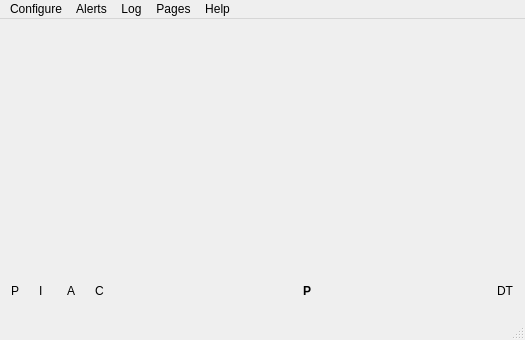
bilenadam/aqtlow, file aQtLow/mainwindow.ui: the form before one commit.
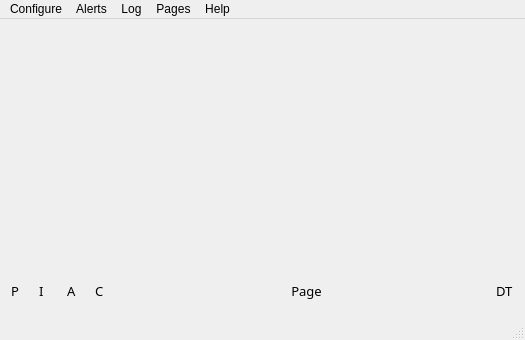
The form after the commit. Icons and pictures are not drawn. Custom widgets are drawn as their Qt base class.

Commit message: Cleanup of Arduino Grip Test program and the page for it.

The edit to the form file:
```diff
--- a/aQtLow/mainwindow.ui
+++ b/aQtLow/mainwindow.ui
@@ -10,6 +10,12 @@
     <height>340</height>
    </rect>
   </property>
+  <property name="sizePolicy">
+   <sizepolicy hsizetype="Expanding" vsizetype="Expanding">
+    <horstretch>0</horstretch>
+    <verstretch>0</verstretch>
+   </sizepolicy>
+  </property>
   <property name="contextMenuPolicy">
    <enum>Qt::DefaultContextMenu</enum>
   </property>
@@ -55,7 +61,7 @@
     <item row="10" column="0">
      <widget class="QWidget" name="SBWidget" native="true">
       <property name="sizePolicy">
-       <sizepolicy hsizetype="Expanding" vsizetype="Preferred">
+       <sizepolicy hsizetype="Preferred" vsizetype="Preferred">
         <horstretch>1</horstretch>
         <verstretch>0</verstretch>
        </sizepolicy>
@@ -66,6 +72,18 @@
         <height>25</height>
        </size>
       </property>
+      <property name="font">
+       <font>
+        <family>Sans Serif</family>
+        <pointsize>10</pointsize>
+        <weight>50</weight>
+        <italic>false</italic>
+        <bold>false</bold>
+       </font>
+      </property>
+      <property name="styleSheet">
+       <string notr="true"/>
+      </property>
       <layout class="QGridLayout" name="gridLayout_2">
        <property name="margin">
         <number>0</number>
@@ -166,17 +184,11 @@
            <verstretch>0</verstretch>
           </sizepolicy>
          </property>
-         <property name="font">
-          <font>
-           <weight>75</weight>
-           <bold>true</bold>
-          </font>
-         </property>
          <property name="styleSheet">
           <string notr="true"/>
          </property>
          <property name="text">
-          <string>P</string>
+          <string>Page</string>
          </property>
          <property name="alignment">
           <set>Qt::AlignCenter</set>
```
The commit also changes 10 other files.
